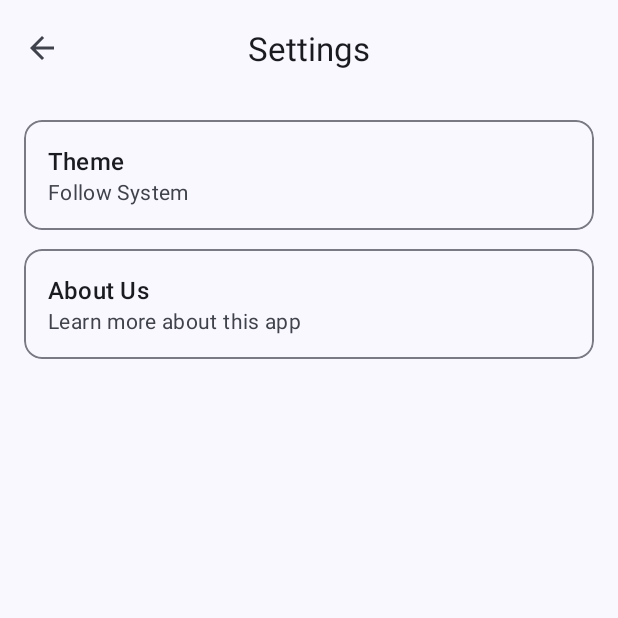
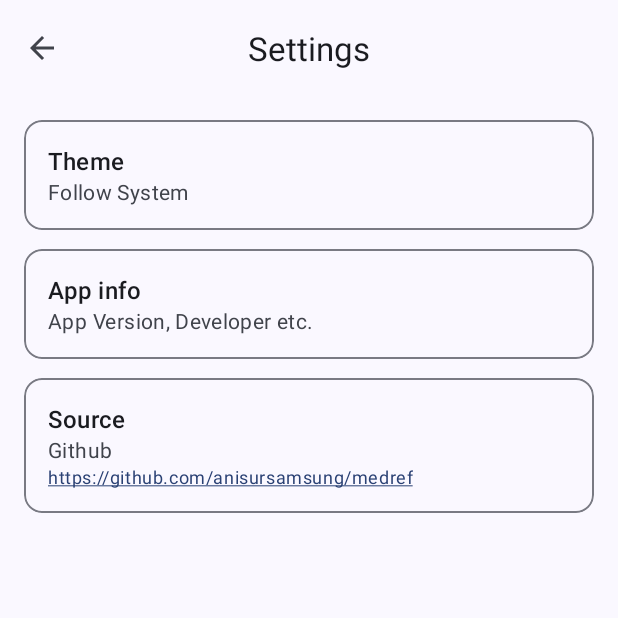
Before and after one commit to anisursamsung/medref, an Android app: the SettingsActivity screen opened directly, with no data from a screen before it, on a phone screen of 412 x 824 dp, the top half of it. Run offline under Robolectric (Android 15) with nearby library versions, the phone set to English and light mode, and no system bars.

Commit message:
Second Commit

```diff
--- a/app/build.gradle.kts
+++ b/app/build.gradle.kts
@@ -18,7 +18,8 @@ android {
 
     buildTypes {
         release {
-            isMinifyEnabled = false
+            isMinifyEnabled = true
+            isShrinkResources = true
             proguardFiles(
                 getDefaultProguardFile("proguard-android-optimize.txt"),
                 "proguard-rules.pro"
--- a/app/src/main/java/com/anis/android/medref/SettingsActivity.java
+++ b/app/src/main/java/com/anis/android/medref/SettingsActivity.java
@@ -44,8 +44,8 @@ public class SettingsActivity extends AppCompatActivity {
 
         itemAbout.setOnClickListener(v -> {
             new AlertDialog.Builder(this)
-                    .setTitle("About Us")
-                    .setMessage("MedRef App\nVersion 1.0\n\nDeveloped by Anis :)")
+                    .setTitle("Medref App")
+                    .setMessage("Version: 0.1.0-alpha\n\nDeveloped by: Dr Anisur Rahman.")
                     .setPositiveButton("OK", null)
                     .show();
         });
--- a/app/src/main/java/com/anis/android/medref/main/MainActivity.java
+++ b/app/src/main/java/com/anis/android/medref/main/MainActivity.java
@@ -112,7 +112,7 @@ public class MainActivity extends AppCompatActivity {
                 R.raw.milestones,
                 "Baby milestones"
         ));
-        referenceList.add(new ReferenceItem("NIS",ModelActivity.class,R.drawable.vaccine,true,R.drawable.aefi,R.raw.nis,"NIS"));
+        referenceList.add(new ReferenceItem("NIS",ModelActivity.class,R.drawable.vaccine,true,R.drawable.nis,R.raw.nis,"NIS"));
 //        referenceList.add(new ReferenceItem("APGAR",ModelActivity.class,R.drawable.newborn,true,R.drawable.apgar,R.raw.apgar,"APGAR Score"));
 
 
--- a/app/src/main/res/layout/activity_settings.xml
+++ b/app/src/main/res/layout/activity_settings.xml
@@ -65,6 +65,7 @@
                 android:layout_height="wrap_content"
                 android:clickable="true"
                 android:focusable="true"
+                android:layout_marginBottom="12dp"
                 android:foreground="?attr/selectableItemBackground">
 
                 <LinearLayout
@@ -77,19 +78,59 @@
 
                         android:layout_width="wrap_content"
                         android:layout_height="wrap_content"
-                        android:text="About Us"
+                        android:text="App info"
                         android:textAppearance="?attr/textAppearanceTitleMedium" />
 
                     <com.google.android.material.textview.MaterialTextView
 
                         android:layout_width="wrap_content"
                         android:layout_height="wrap_content"
-                        android:text="Learn more about this app"
+                        android:text="App Version, Developer etc."
                         android:textAppearance="?attr/textAppearanceBodyMedium"
                         android:textColor="?attr/colorOnSurfaceVariant" />
                 </LinearLayout>
+
             </com.google.android.material.card.MaterialCardView>
+            <com.google.android.material.card.MaterialCardView
+                android:id="@+id/itemGithub"
+                android:layout_width="match_parent"
+                android:layout_height="wrap_content"
+                android:clickable="true"
+                android:focusable="true"
+                android:foreground="?attr/selectableItemBackground">
 
+            <LinearLayout
+                android:layout_width="match_parent"
+                android:layout_height="wrap_content"
+                android:orientation="vertical"
+                android:padding="16dp">
+
+                <com.google.android.material.textview.MaterialTextView
+
+                    android:layout_width="wrap_content"
+                    android:layout_height="wrap_content"
+                    android:text="Source"
+                    android:textAppearance="?attr/textAppearanceTitleMedium" />
+
+                <com.google.android.material.textview.MaterialTextView
+
+                    android:layout_width="wrap_content"
+                    android:layout_height="wrap_content"
+                    android:text="Github"
+                    android:textAppearance="?attr/textAppearanceBodyMedium"
+                    android:textColor="?attr/colorOnSurfaceVariant" />
+                <com.google.android.material.textview.MaterialTextView
+
+                    android:layout_width="wrap_content"
+                    android:layout_height="wrap_content"
+                    android:linksClickable="true"
+                    android:autoLink="web"
+                    android:text="https://github.com/anisursamsung/medref"
+                    android:textAppearance="?attr/textAppearanceCaption"
+                    android:textColor="?attr/colorOnSurfaceVariant" />
+            </LinearLayout>
+
+            </com.google.android.material.card.MaterialCardView>
         </LinearLayout>
     </ScrollView>
 </LinearLayout>
```
Also changed, not shown: app/src/main/java/com/anis/android/medref/predefined/RabiesActivity.java (+16 -11 lines), app/src/main/java/com/anis/android/medref/predefined/pregnancy/PregnancyActivity.java (+19 -13 lines), app/src/main/res/layout/item_reference.xml (+5 -2 lines), app/src/main/res/values/strings.xml (+20 -16 lines), app/src/main/res/drawable/gcs.png, app/src/main/res/drawable/nis.png (added), 8 other files.
